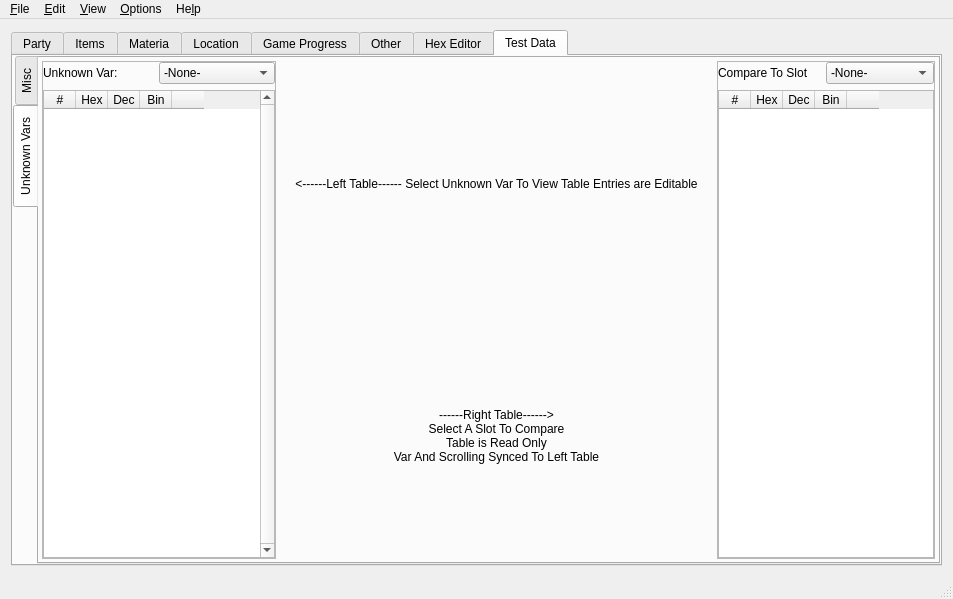
First picture: the form in mainwindow.ui, repository sithlord48/blackchocobo, before the edit.
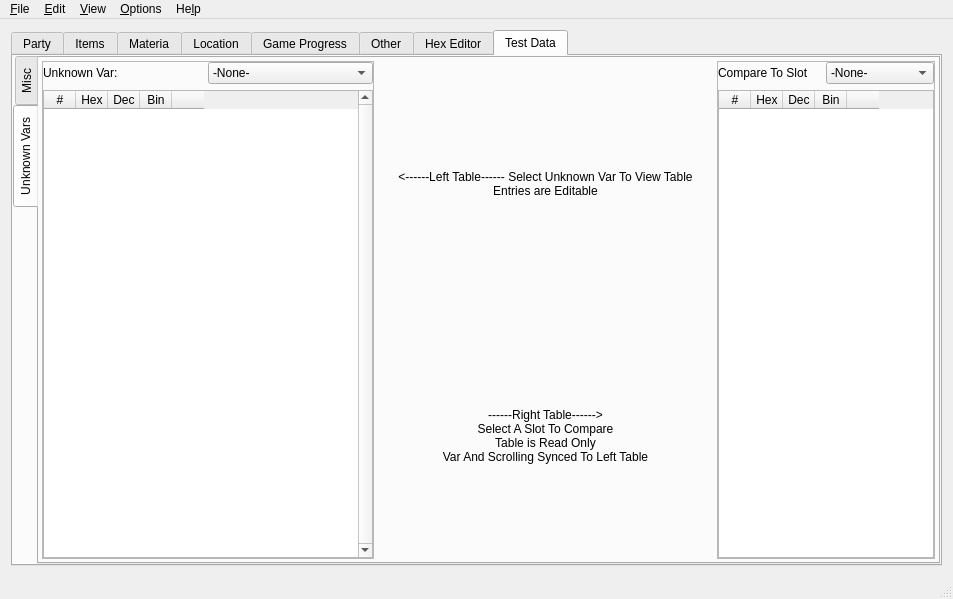
Second picture: the form after the edit. The open tabs and pages were chosen to show the change. Icons and pictures are not drawn.

Commit message: Adjust Unknown Data Tab

Patch:
```diff
--- a/mainwindow.ui
+++ b/mainwindow.ui
@@ -6399,24 +6399,6 @@
             </property>
             <item>
              <widget class="QFrame" name="table_unknown">
-              <property name="sizePolicy">
-               <sizepolicy hsizetype="Fixed" vsizetype="Preferred">
-                <horstretch>0</horstretch>
-                <verstretch>0</verstretch>
-               </sizepolicy>
-              </property>
-              <property name="minimumSize">
-               <size>
-                <width>234</width>
-                <height>0</height>
-               </size>
-              </property>
-              <property name="maximumSize">
-               <size>
-                <width>234</width>
-                <height>16777215</height>
-               </size>
-              </property>
               <property name="frameShape">
                <enum>QFrame::StyledPanel</enum>
               </property>
```
Left out of the diff: 14 changed lines with no effect on the pictures. The commit also changes 2 other files.
